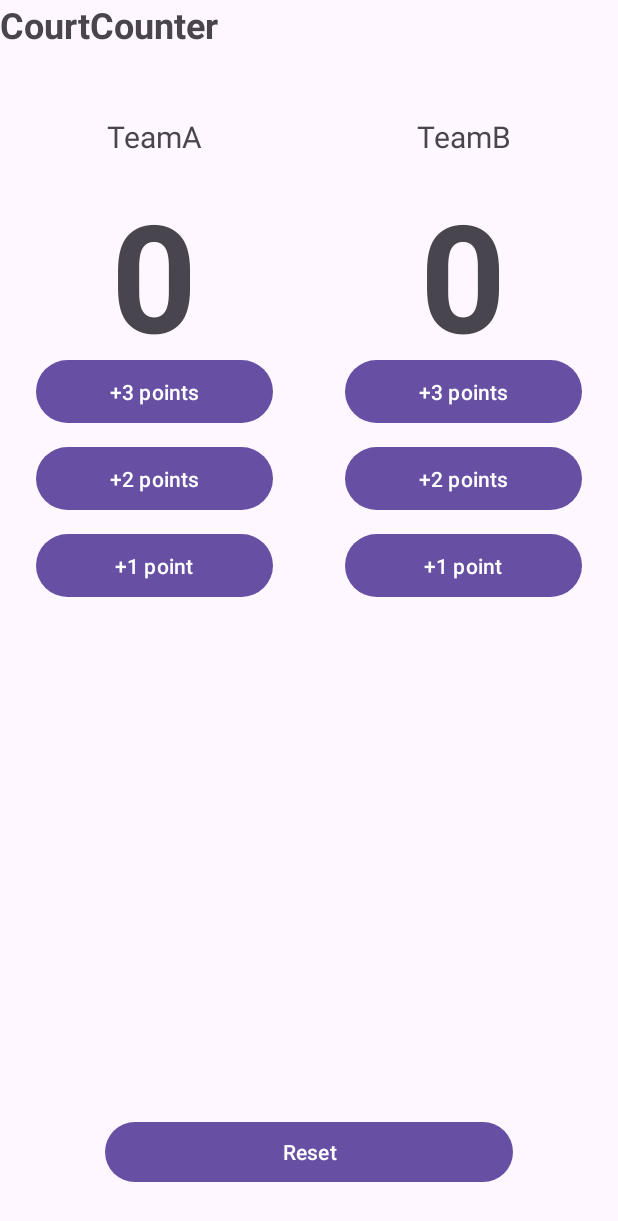
After one commit to pyxx2/myApp, an Android app: the dbScoreActivity screen opened directly, with no data from a screen before it, on a phone screen of 412 x 824 dp. The commit adds this screen. Shown: the top 1221 px of the screen. Run offline under Robolectric (Android 15) with nearby library versions, the phone set to English and light mode, and no system bars.

Commit message:
球队加分和汇率转换器

```diff
--- /dev/null
+++ b/app/src/main/res/layout/activity_db_score.xml
@@ -0,0 +1,149 @@
+<?xml version="1.0" encoding="utf-8"?>
+<androidx.constraintlayout.widget.ConstraintLayout xmlns:android="http://schemas.android.com/apk/res/android"
+    xmlns:app="http://schemas.android.com/apk/res-auto"
+    xmlns:tools="http://schemas.android.com/tools"
+    android:layout_width="match_parent"
+    android:layout_height="match_parent"
+    tools:context=".dbScoreActivity">
+
+    <LinearLayout
+        android:layout_width="match_parent"
+        android:layout_height="match_parent"
+        android:orientation="vertical">
+
+        <TextView
+            android:id="@+id/title"
+            android:layout_width="match_parent"
+            android:layout_height="50dp"
+            android:text="CourtCounter"
+            android:textStyle="bold"
+            android:textSize="24sp" />
+
+        <LinearLayout
+            android:layout_width="match_parent"
+            android:layout_height="400dp"
+            android:layout_weight="0.5"
+            android:layout_marginTop="16dp"
+            android:orientation="horizontal">
+
+            <LinearLayout
+                android:layout_width="0dp"
+                android:layout_height="match_parent"
+                android:layout_weight="5"
+                android:orientation="vertical">
+
+                <TextView
+                    android:id="@+id/A"
+                    android:layout_width="match_parent"
+                    android:layout_height="50dp"
+                    android:gravity="center"
+                    android:text="TeamA"
+                    android:textSize="20sp" />
+
+                <TextView
+                    android:id="@+id/scoreA"
+                    android:layout_width="match_parent"
+                    android:layout_height="120dp"
+                    android:gravity="center"
+                    android:text="0"
+                    android:textSize="100dp"
+                    android:textStyle="bold" />
+
+                <Button
+                    android:id="@+id/bnt3a"
+                    android:layout_width="match_parent"
+                    android:layout_height="50dp"
+                    android:layout_marginLeft="24dp"
+                    android:layout_marginRight="24dp"
+                    android:layout_marginBottom="8dp"
+                    android:text="+3 points"
+                    android:onClick="click1"/>
+
+                <Button
+                    android:id="@+id/bnt2a"
+                    android:layout_width="match_parent"
+                    android:layout_height="50dp"
+                    android:layout_marginLeft="24dp"
+                    android:layout_marginRight="24dp"
+                    android:layout_marginBottom="8dp"
+                    android:text="+2 points"
+                    android:onClick="click1"/>
+
+                <Button
+                    android:id="@+id/bnt1a"
+                    android:layout_width="match_parent"
+                    android:layout_height="50dp"
+                    android:layout_marginLeft="24dp"
+                    android:layout_marginRight="24dp"
+                    android:text="+1 point"
+                    android:onClick="click1"/>
+
+
+            </LinearLayout>
+
+            <LinearLayout
+                android:layout_width="0dp"
+                android:layout_height="match_parent"
+                android:layout_weight="5"
+                android:orientation="vertical">
+
+                <TextView
+                    android:id="@+id/B"
+                    android:layout_width="match_parent"
+                    android:layout_height="50dp"
+                    android:gravity="center"
+                    android:text="TeamB"
+                    android:textSize="20sp" />
+
+                <TextView
+                    android:id="@+id/scoreB"
+                    android:layout_width="match_parent"
+                    android:layout_height="120dp"
+                    android:gravity="center"
+                    android:text="0"
+                    android:textSize="100dp"
+                    android:textStyle="bold" />
+
+                <Button
+                    android:id="@+id/bnt3b"
+                    android:layout_width="match_parent"
+                    android:layout_height="50dp"
+                    android:layout_marginLeft="24dp"
+                    android:layout_marginRight="24dp"
+                    android:layout_marginBottom="8dp"
+                    android:text="+3 points"
+                    android:onClick="click2"/>
+
+                <Button
+                    android:id="@+id/bnt2b"
+                    android:layout_width="match_parent"
+                    android:layout_height="50dp"
+                    android:layout_marginLeft="24dp"
+                    android:layout_marginRight="24dp"
+                    android:layout_marginBottom="8dp"
+                    android:text="+2 points"
+                    android:onClick="click2"/>
+
+                <Button
+                    android:id="@+id/bnt1b"
+                    android:layout_width="match_parent"
+                    android:layout_height="50dp"
+                    android:layout_marginLeft="24dp"
+                    android:layout_marginRight="24dp"
+                    android:text="+1 point"
+                    android:onClick="click2"/>
+            </LinearLayout>
+        </LinearLayout>
+
+        <Button
+            android:id="@+id/reset"
+            android:layout_width="match_parent"
+            android:layout_height="wrap_content"
+            android:layout_marginLeft="70dp"
+            android:layout_marginRight="70dp"
+            android:layout_marginBottom="32dp"
+            android:onClick="clickReset"
+            android:text="Reset" />
+    </LinearLayout>
+
+</androidx.constraintlayout.widget.ConstraintLayout>
```
Also changed, not shown: app/src/main/AndroidManifest.xml (+18 -0 lines), app/src/main/java/com/example/myapplication1/MainActivity.java (+7 -1 lines), app/src/main/java/com/example/myapplication1/dbScoreActivity.java (added, +50 -0 lines), app/src/main/java/com/example/myapplication1/rateActivity.java (added, +81 -0 lines), app/src/main/res/layout/activity_rate.xml (added, +81 -0 lines).
